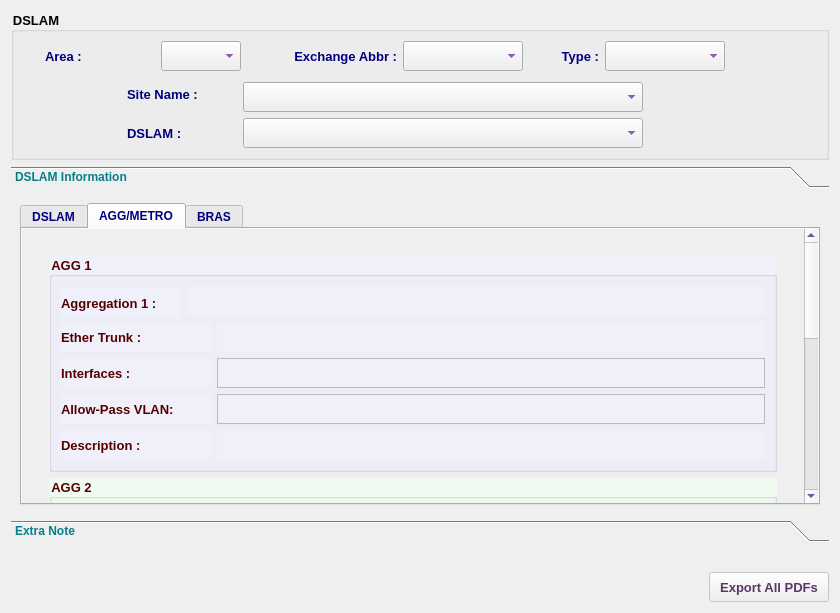
This is mainPanel/menu/report/DSLAM/reporttotaldslamplandialog.ui in samad-ghanbari/DaNet as Qt 5 draws it before an edit. The edited form follows.
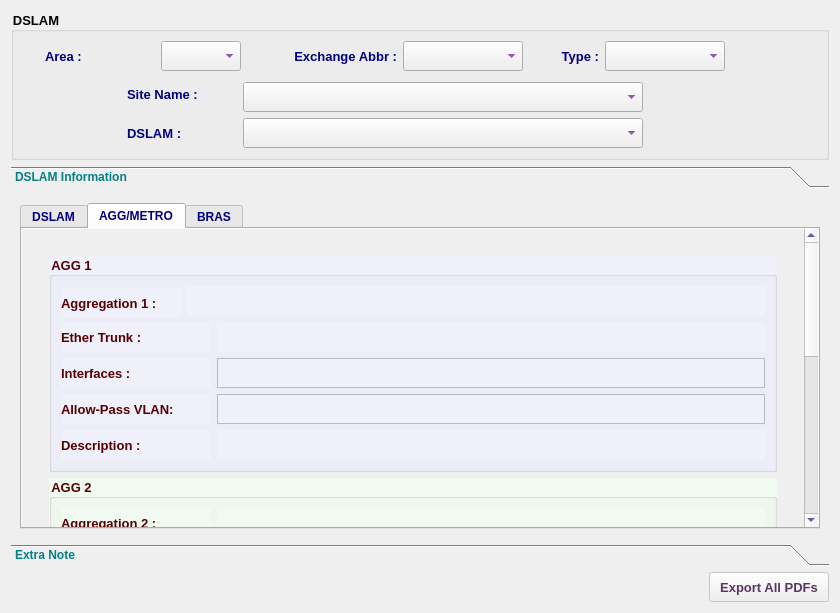
This is the edited form. The open tabs and pages were chosen to show the change. Icons and pictures are not drawn.

The edit to the form file:
```diff
--- a/mainPanel/menu/report/DSLAM/reporttotaldslamplandialog.ui
+++ b/mainPanel/menu/report/DSLAM/reporttotaldslamplandialog.ui
@@ -540,7 +540,7 @@
         <x>0</x>
         <y>0</y>
         <width>822</width>
-        <height>328</height>
+        <height>334</height>
        </rect>
       </property>
       <attribute name="label">
@@ -1968,9 +1968,9 @@
               <property name="geometry">
                <rect>
                 <x>0</x>
-                <y>0</y>
+                <y>-481</y>
                 <width>786</width>
-                <height>742</height>
+                <height>766</height>
                </rect>
               </property>
               <layout class="QVBoxLayout" name="verticalLayout_21">
@@ -2721,6 +2721,19 @@
                           </item>
                          </layout>
                         </item>
+                        <item>
+                         <spacer name="verticalSpacer_5">
+                          <property name="orientation">
+                           <enum>Qt::Vertical</enum>
+                          </property>
+                          <property name="sizeHint" stdset="0">
+                           <size>
+                            <width>20</width>
+                            <height>40</height>
+                           </size>
+                          </property>
+                         </spacer>
+                        </item>
                        </layout>
                       </widget>
                      </item>
@@ -3051,6 +3064,19 @@
                  </layout>
                 </widget>
                </item>
+               <item>
+                <spacer name="verticalSpacer_7">
+                 <property name="orientation">
+                  <enum>Qt::Vertical</enum>
+                 </property>
+                 <property name="sizeHint" stdset="0">
+                  <size>
+                   <width>20</width>
+                   <height>40</height>
+                  </size>
+                 </property>
+                </spacer>
+               </item>
                <item>
                 <spacer name="verticalSpacer_2">
                  <property name="orientation">
@@ -3664,19 +3690,6 @@
      </widget>
     </widget>
    </item>
-   <item>
-    <spacer name="verticalSpacer_3">
-     <property name="orientation">
-      <enum>Qt::Orientation::Vertical</enum>
-     </property>
-     <property name="sizeHint" stdset="0">
-      <size>
-       <width>20</width>
-       <height>40</height>
-      </size>
-     </property>
-    </spacer>
-   </item>
    <item>
     <layout class="QHBoxLayout" name="horizontalLayout_44">
      <item>
```
Left out of the diff: 128 changed lines with no effect on the pictures.
